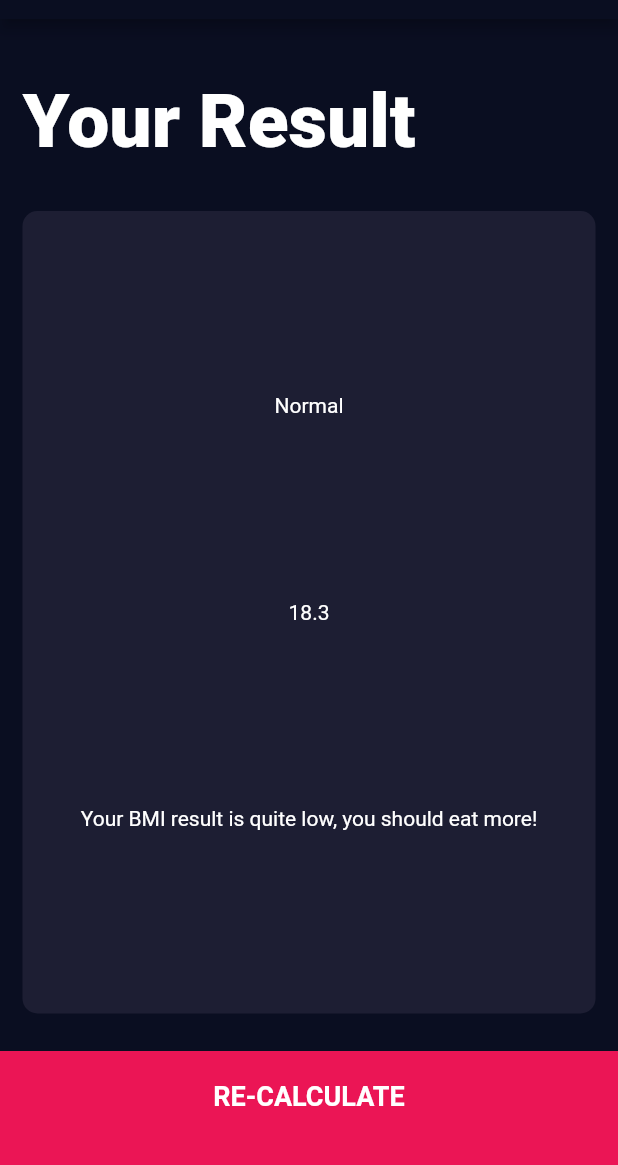
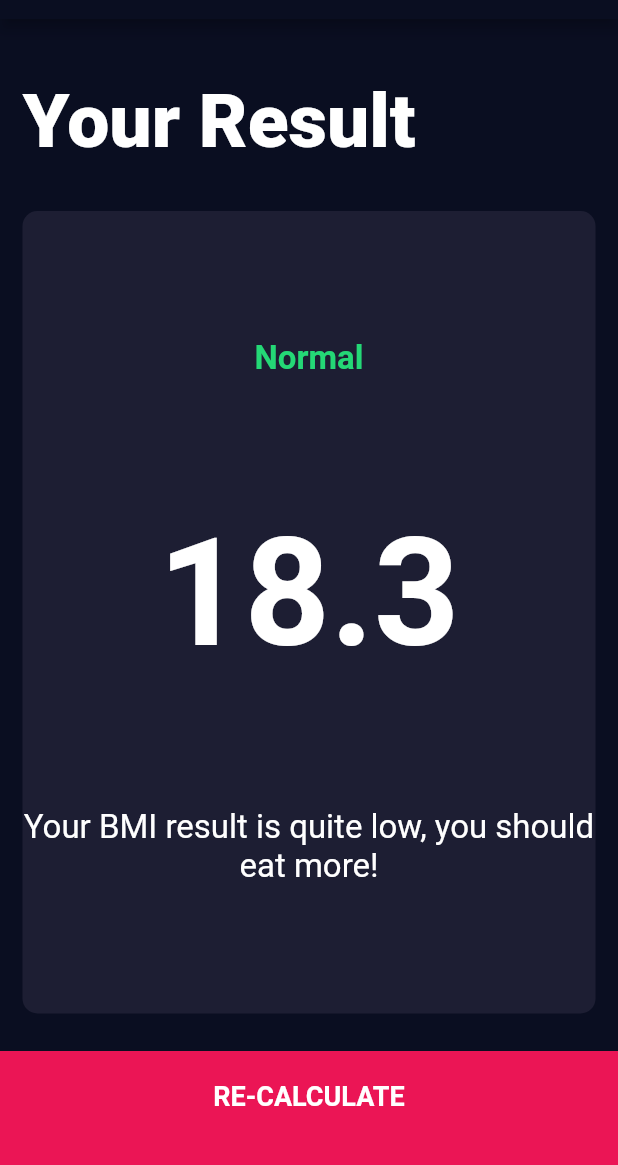
Before and after one commit to TimaevVladislav/flutter_bmi, a Flutter app: the ResultsScreen screen opened directly, on a phone screen of 412 x 824 dp, the part 65-1230 px from its top. Run offline on Flutter 3.47's test engine with Material 2 defaults, Android fonts, the phone set to English and light mode, and no system bars; our stand-ins replace font_awesome_flutter.

Commit message:
add:answer bmi

```diff
--- a/lib/store/style.dart
+++ b/lib/store/style.dart
@@ -6,3 +6,8 @@ const TextStyle titles = TextStyle(
     fontSize: 18.0, color: Color(0xFF8D8E98), fontWeight: FontWeight.bold);
 const TextStyle calculateTitle =
     TextStyle(fontSize: 18.0, fontWeight: FontWeight.bold);
+const TextStyle resultTitle = TextStyle(
+    color: Color(0xFF24D876), fontWeight: FontWeight.bold, fontSize: 22.0);
+const TextStyle bmiTitle =
+    TextStyle(fontWeight: FontWeight.bold, fontSize: 100.0);
+const TextStyle answerBmiTitle = TextStyle(fontSize: 22.0);
```
